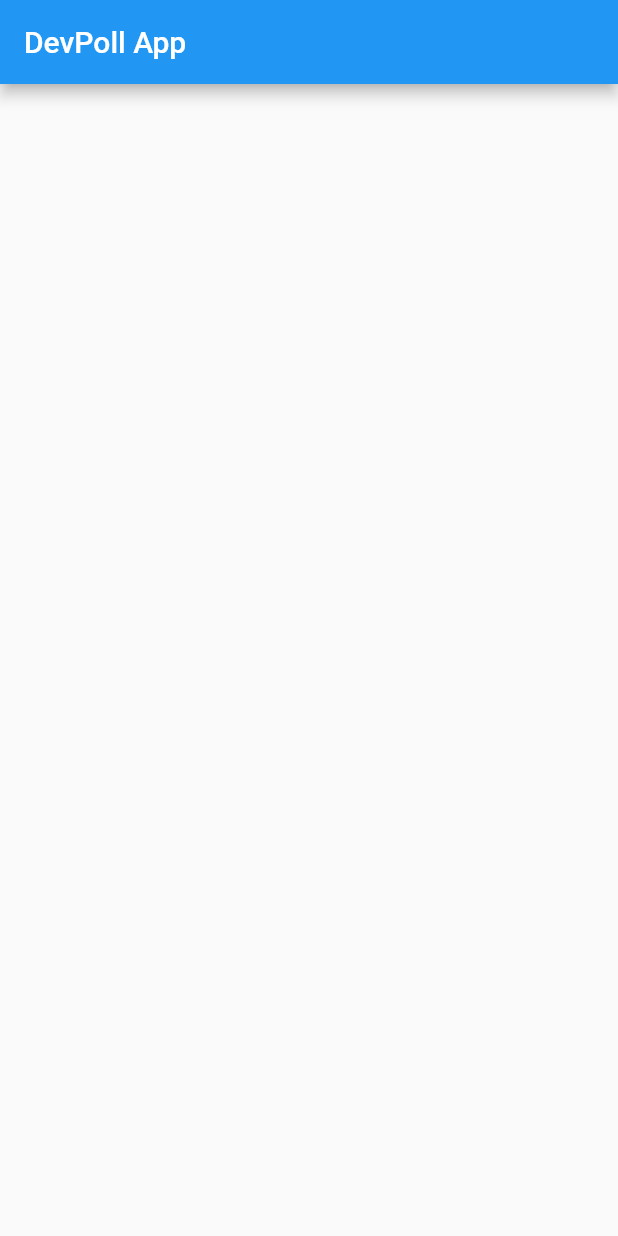
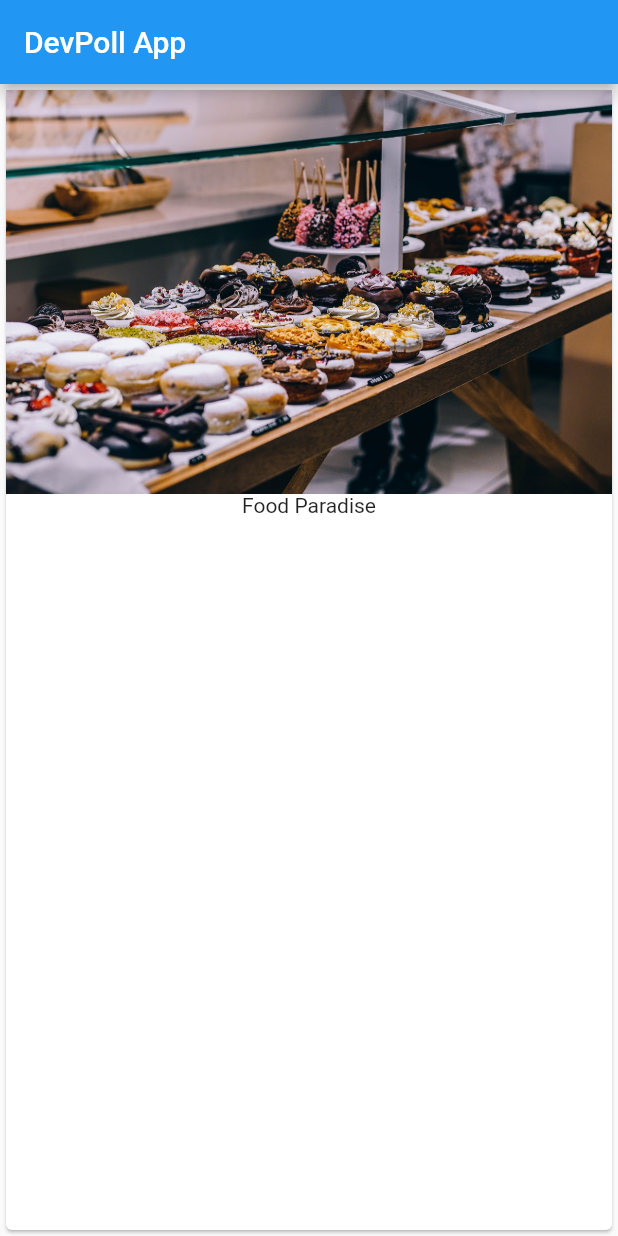
Before and after one commit to dcdevito/devpoll_flutter, a Flutter app: the screen it shows after launch, on a phone screen of 412 x 824 dp. Run offline on Flutter 3.47's test engine with Material 2 defaults, Android fonts, the phone set to English and light mode, and no system bars.

Commit message:
added some test images

```diff
--- a/lib/main.dart
+++ b/lib/main.dart
@@ -1,19 +1,24 @@
 import 'package:flutter/material.dart';
 
-main() {
-  //first must attach a widget to the screen
-  runApp(Devpoll());
-}
+void main() => runApp(Devpoll());
+
 
 //classes used to create blueprint for new widgets (objects)
 class Devpoll extends StatelessWidget {
-  build(context) {
+  @override
+  Widget build(BuildContext context) {
     //core root widget() that will be used in all apps
     return MaterialApp(
       home: Scaffold(
         appBar: AppBar(
           title: Text('DevPoll App'),
         ),
+        body: Card(child: Column(children: <Widget>[
+          Image.asset('assets/food.jpg'),
+          Text('Food Paradise')
+
+
+         ] ),),
       ),
     );
   }
--- a/pubspec.yaml
+++ b/pubspec.yaml
@@ -37,8 +37,8 @@ flutter:
   uses-material-design: true
 
   # To add assets to your application, add an assets section, like this:
-  # assets:
-  #  - images/a_dot_burr.jpeg
+  assets:
+    - assets/food.jpg
   #  - images/a_dot_ham.jpeg
 
   # An image asset can refer to one or more resolution-specific "variants", see
```
Also changed, not shown: assets/food.jpg (added), 2 other files.
